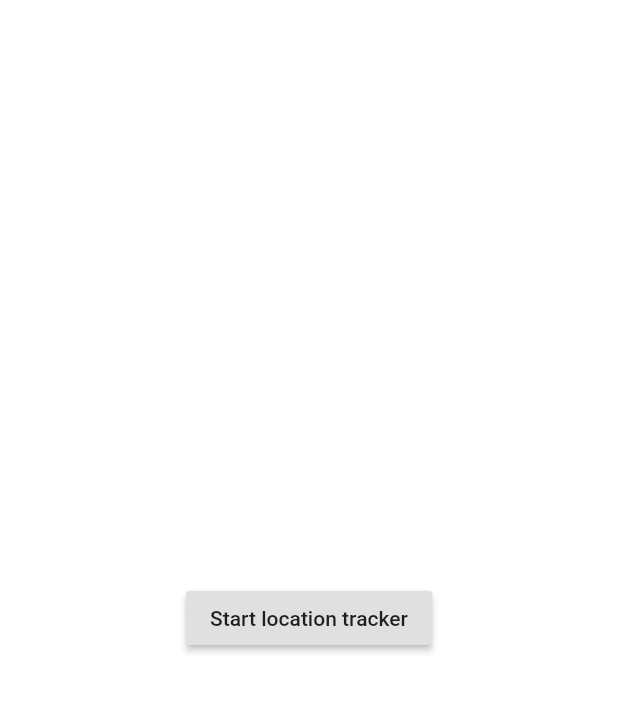
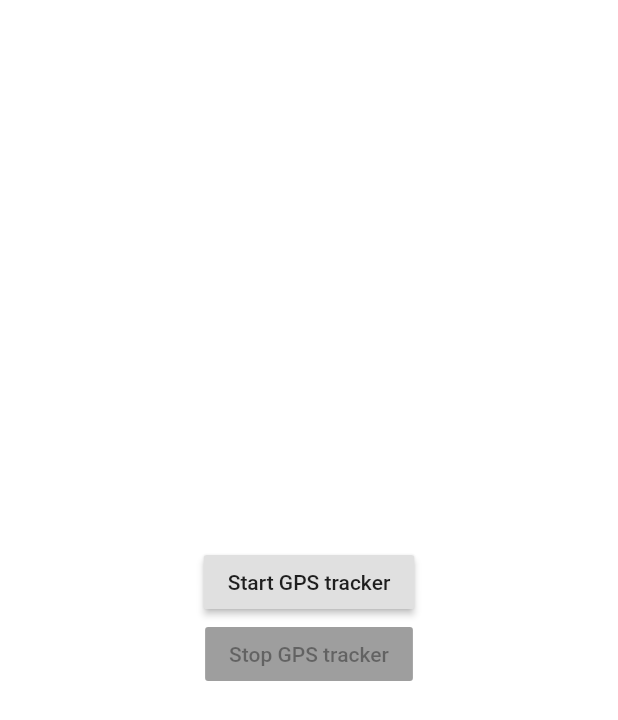
Before and after one commit to ptv1p3r/se05, a Flutter app: the screen it shows after launch, on a phone screen of 412 x 824 dp. Shown: the top 720 px of the screen. Run offline on Flutter 3.47's test engine with Material 2 defaults, Android fonts, the phone set to English and light mode, and no system bars.

Commit message:
stop gps tracker methods

```diff
--- a/lib/main.dart
+++ b/lib/main.dart
@@ -24,29 +24,73 @@ class MyHomePage extends StatefulWidget {
 }
 
 class _MyHomePageState extends State<MyHomePage> {
-
+  var _serviceEnabled;
 
   void startServiceInPlatform() async {
     if(Platform.isAndroid){
       var methodChannel = MethodChannel("pt.ismat.se05.messages");
       String data = await methodChannel.invokeMethod("startService");
+
+      if (data.isNotEmpty){
+        setState(() {
+          _serviceEnabled = true;
+        });
+      }
+
+      debugPrint(data);
+    }
+  }
+
+  void stopServiceInPlatform() async {
+    if(Platform.isAndroid){
+      var methodChannel = MethodChannel("pt.ismat.se05.messages");
+      String data = await methodChannel.invokeMethod("stopService");
+
+      if (data.isNotEmpty){
+        setState(() {
+          _serviceEnabled = false;
+        });
+      }
+
       debugPrint(data);
     }
   }
 
   @override
+  void initState() {
+    _serviceEnabled = false;
+  }
+
+  @override
   Widget build(BuildContext context) {
+
     return Container(
       color: Colors.white,
-      child: Center(
-        child: RaisedButton(
-            child: Text("Start location tracker"),
-            onPressed: (){
-              startServiceInPlatform();
-            }
-
-        ),
+      child: new Column(
+        mainAxisAlignment: MainAxisAlignment.center,
+        children: <Widget>[
+          _buildServiceStartButton(),
+          _buildServiceStopButton(),
+        ],
       ),
     );
   }
+
+  Widget _buildServiceStartButton() {
+    return new RaisedButton(
+      child: new Text(
+          _serviceEnabled ? "GPS tracker started!" : "Start GPS tracker"
+      ),
+      onPressed: _serviceEnabled ? null : startServiceInPlatform,
+    );
+  }
+
+  Widget _buildServiceStopButton() {
+    return new RaisedButton(
+      child: new Text(
+          _serviceEnabled ? "GPS tracker stoped!" : "Stop GPS tracker"
+      ),
+      onPressed: _serviceEnabled ? stopServiceInPlatform : null,
+    );
+  }
 }
```
Also changed, not shown: 1 other file.
